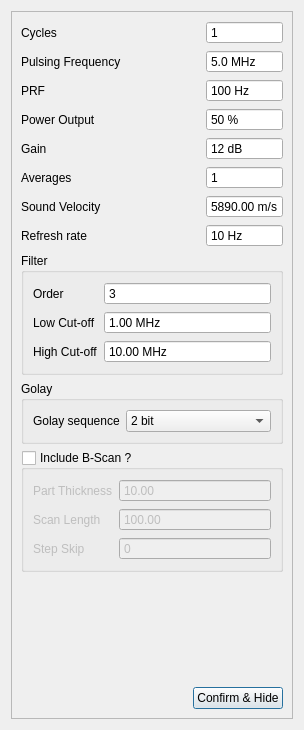
Above: tsettings.ui from SDJoeKing/Tubers_GUI before the change. Below: the same form after it.
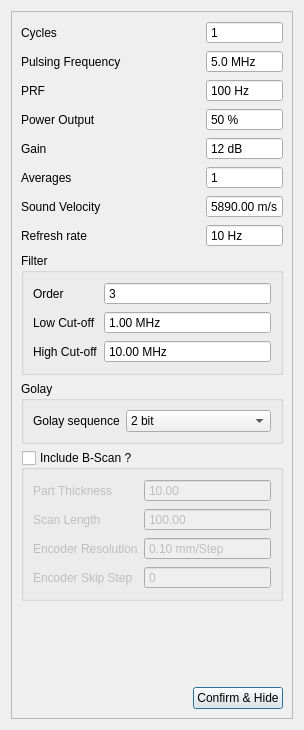
That is the form after the change.

```diff
--- a/tsettings.ui
+++ b/tsettings.ui
@@ -255,20 +255,6 @@
            </property>
           </widget>
          </item>
-         <item row="1" column="0">
-          <widget class="QLabel" name="labelHz_10">
-           <property name="text">
-            <string>Scan Length</string>
-           </property>
-          </widget>
-         </item>
-         <item row="2" column="0">
-          <widget class="QLabel" name="labelHz_5">
-           <property name="text">
-            <string>Step Skip</string>
-           </property>
-          </widget>
-         </item>
          <item row="0" column="1">
           <widget class="QDoubleSpinBox" name="spinThick">
            <property name="buttonSymbols">
@@ -282,6 +268,13 @@
            </property>
           </widget>
          </item>
+         <item row="1" column="0">
+          <widget class="QLabel" name="labelHz_10">
+           <property name="text">
+            <string>Scan Length</string>
+           </property>
+          </widget>
+         </item>
          <item row="1" column="1">
           <widget class="QDoubleSpinBox" name="spinScanLength">
            <property name="buttonSymbols">
@@ -295,7 +288,21 @@
            </property>
           </widget>
          </item>
-         <item row="2" column="1">
+         <item row="2" column="0">
+          <widget class="QLabel" name="labelHz_5">
+           <property name="text">
+            <string>Encoder Resolution</string>
+           </property>
+          </widget>
+         </item>
+         <item row="3" column="0">
+          <widget class="QLabel" name="labelHz_6">
+           <property name="text">
+            <string>Encoder Skip Step</string>
+           </property>
+          </widget>
+         </item>
+         <item row="3" column="1">
           <widget class="QSpinBox" name="spinEncoderStep">
            <property name="buttonSymbols">
             <enum>QAbstractSpinBox::NoButtons</enum>
@@ -305,6 +312,19 @@
            </property>
           </widget>
          </item>
+         <item row="2" column="1">
+          <widget class="QDoubleSpinBox" name="spinEncoderRes">
+           <property name="buttonSymbols">
+            <enum>QAbstractSpinBox::NoButtons</enum>
+           </property>
+           <property name="suffix">
+            <string> mm/Step</string>
+           </property>
+           <property name="value">
+            <double>0.100000000000000</double>
+           </property>
+          </widget>
+         </item>
         </layout>
        </widget>
       </item>
```
